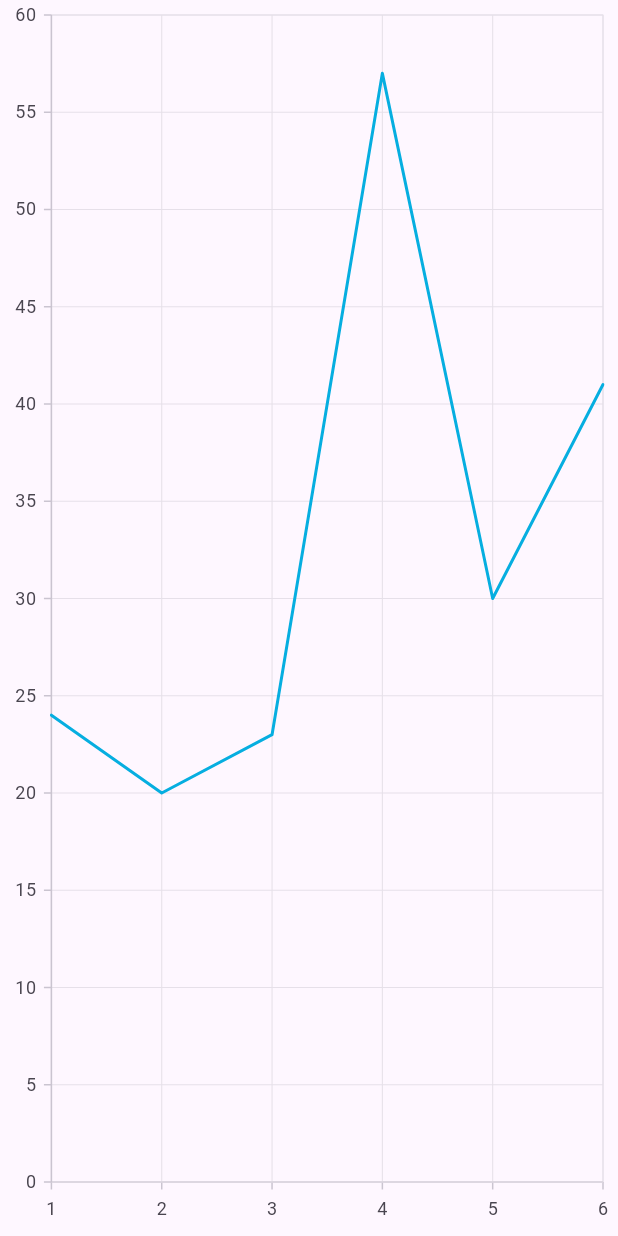
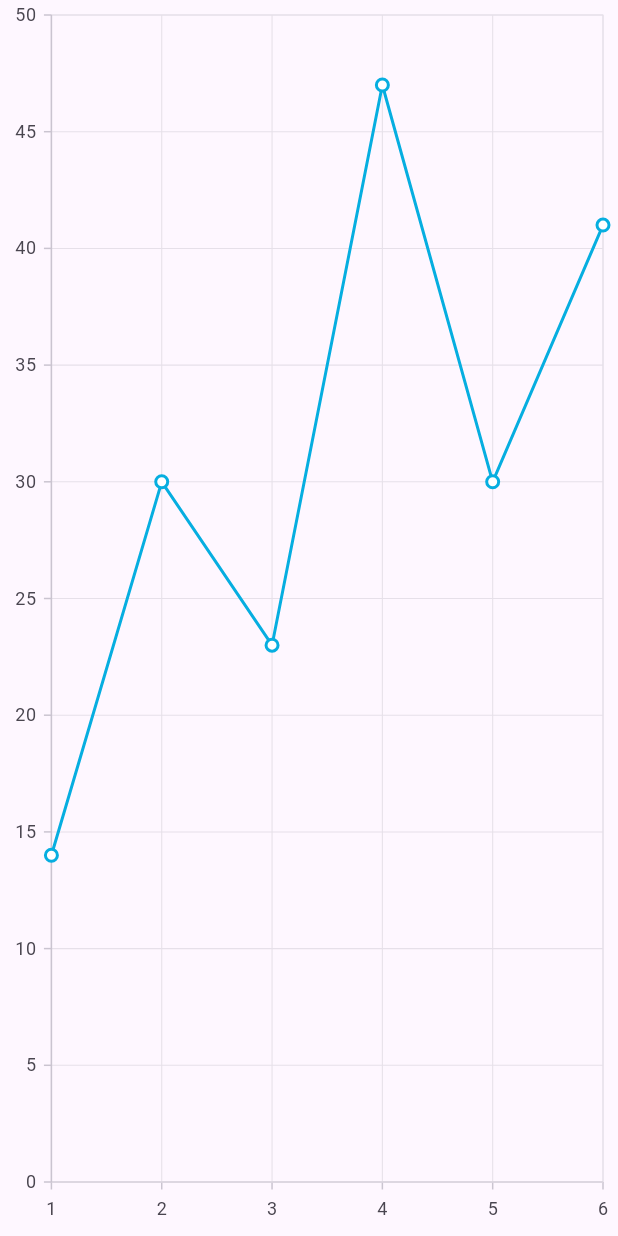
Before and after one commit to SyncfusionExamples/flutter_charts_update_data_points_by_dragging_them, a Flutter app: the screen it shows after launch, on a phone screen of 412 x 824 dp. Run offline on Flutter 3.47's test engine with Material 3 defaults, Android fonts, the phone set to English and light mode, and no system bars; our stand-ins replace syncfusion_flutter_charts.

Commit message:
FLUT-874367-[others][flutter]: Modified KB sample

```diff
--- a/lib/main.dart
+++ b/lib/main.dart
@@ -17,17 +17,17 @@ class MyApp extends StatefulWidget {
 }
 
 class _MyAppState extends State<MyApp> {
-  ChartSeriesController? _chartSeriesController;
-  late Offset position;
-  int? pointIndex;
   late final List<ChartData> chartData = <ChartData>[
-    ChartData(1, 24),
-    ChartData(2, 20),
+    ChartData(1, 14),
+    ChartData(2, 30),
     ChartData(3, 23),
-    ChartData(4, 57),
+    ChartData(4, 47),
     ChartData(5, 30),
     ChartData(6, 41),
   ];
+  int? pointIndex;
+  late Offset position;
+  ChartSeriesController? _chartSeriesController;
 
   @override
   Widget build(BuildContext context) {
@@ -36,7 +36,7 @@ class _MyAppState extends State<MyApp> {
         children: <Widget>[
           Expanded(
             child: SfCartesianChart(
-              onChartTouchInteractionUp: (tapArgs) {
+              onChartTouchInteractionMove: (tapArgs) {
                 if (pointIndex != null) {
                   CartesianChartPoint<dynamic> dragPoint =
                       _chartSeriesController!.pixelToPoint(tapArgs.position);
@@ -49,7 +49,7 @@ class _MyAppState extends State<MyApp> {
                       .updateDataSource(updatedDataIndex: pointIndex!);
                 }
               },
-              onChartTouchInteractionMove: (tapArgs) {
+              onChartTouchInteractionUp: (tapArgs) {
                 if (pointIndex != null) {
                   CartesianChartPoint<dynamic> dragPoint =
                       _chartSeriesController!.pixelToPoint(tapArgs.position);
@@ -64,6 +64,7 @@ class _MyAppState extends State<MyApp> {
               },
               series: <CartesianSeries<ChartData, num>>[
                 LineSeries<ChartData, num>(
+                  markerSettings: const MarkerSettings(isVisible: true),
                   onPointLongPress: (pointInteractionDetails) {
                     pointIndex = pointInteractionDetails.pointIndex;
                   },
--- a/pubspec.yaml
+++ b/pubspec.yaml
@@ -9,7 +9,7 @@ environment:
 dependencies:
   flutter:
     sdk: flutter
-  syncfusion_flutter_charts: ^25.1.35
+  syncfusion_flutter_charts: ^25.1.37
 
 dev_dependencies:
   flutter_test:
```
Also changed, not shown: .github/workflows/gitleaks.yaml (deleted).
